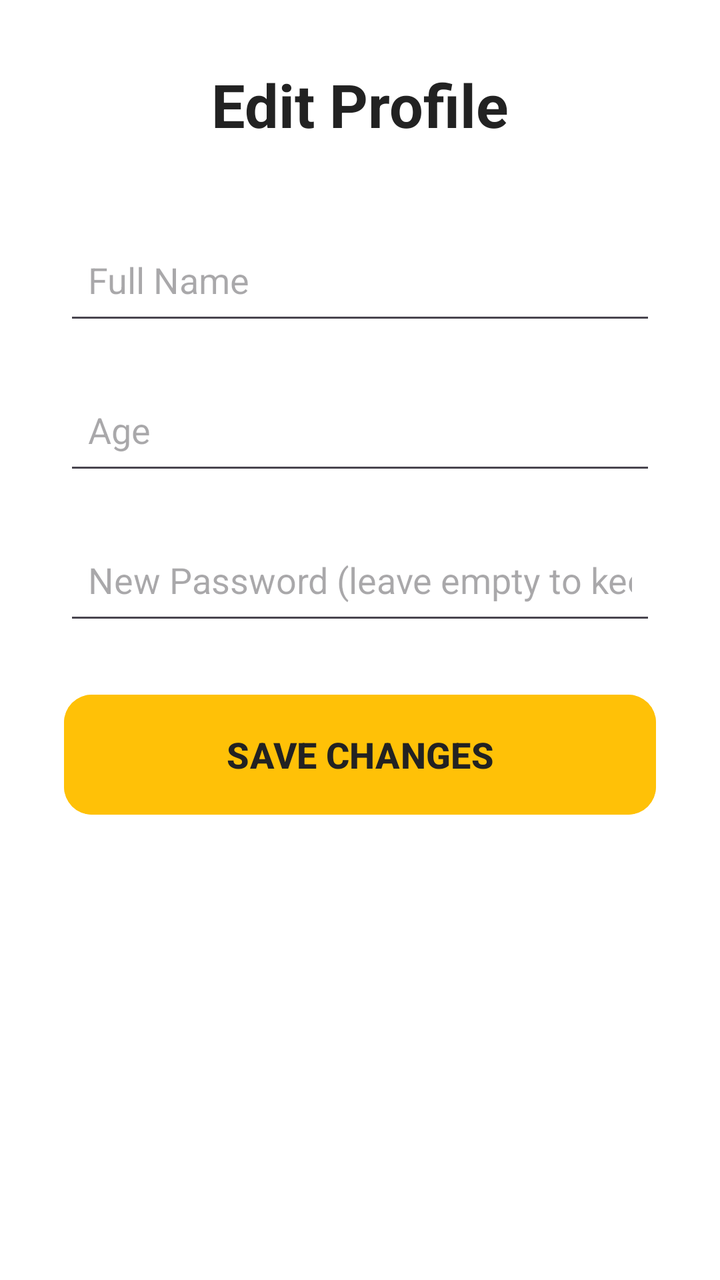
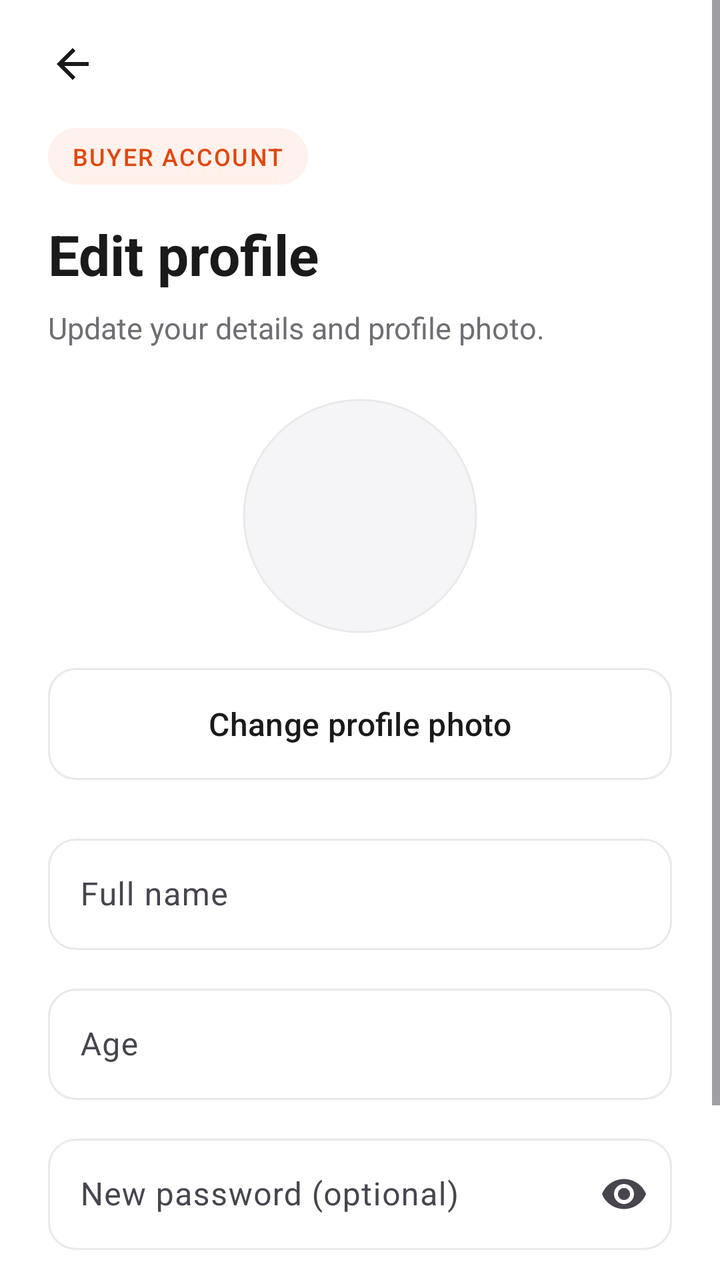

An Android layout rendered at two revisions. The XML below is the earlier revision; the diff shows what the commit changed to produce the second picture.
<!-- AndroidManifest.xml: application theme Theme.SignalingFoodApp -->
<!-- res/layout/activity_edit_profile.xml -->
<?xml version="1.0" encoding="utf-8"?>
<LinearLayout xmlns:android="http://schemas.android.com/apk/res/android"
    android:id="@+id/editProfileLayout"
    android:layout_width="match_parent"
    android:layout_height="match_parent"
    android:orientation="vertical"
    android:padding="32dp"
    android:background="#FFFFFF">

    <TextView
        android:layout_width="wrap_content"
        android:layout_height="wrap_content"
        android:text="Edit Profile"
        android:textSize="30sp"
        android:textStyle="bold"
        android:textColor="#222222"
        android:layout_gravity="center"
        android:layout_marginBottom="40dp" />

    <EditText
        android:id="@+id/etEditName"
        android:layout_width="match_parent"
        android:layout_height="55dp"
        android:hint="Full Name"
        android:inputType="textPersonName"
        android:padding="12dp"
        android:layout_marginBottom="20dp" />

    <EditText
        android:id="@+id/etEditAge"
        android:layout_width="match_parent"
        android:layout_height="55dp"
        android:hint="Age"
        android:inputType="number"
        android:padding="12dp"
        android:layout_marginBottom="20dp" />

    <EditText
        android:id="@+id/etEditPassword"
        android:layout_width="match_parent"
        android:layout_height="55dp"
        android:hint="New Password (leave empty to keep current password)"
        android:inputType="textPassword"
        android:padding="12dp"
        android:layout_marginBottom="30dp" />

    <Button
        android:id="@+id/btnSaveProfile"
        android:layout_width="match_parent"
        android:layout_height="60dp"
        android:text="SAVE CHANGES"
        android:textSize="18sp"
        android:textStyle="bold"
        android:textColor="#222222"
        android:backgroundTint="#FFC107" />

</LinearLayout>
<!-- resources referenced by this layout -->
<resources>
  <style name="Theme.SignalingFoodApp" parent="Base.Theme.SignalingFoodApp" />
  <color name="brand">#FF5A1F</color>
  <color name="white">#FFFFFFFF</color>
  <color name="brand_soft">#FFF1EB</color>
  <color name="brand_dark">#E2470F</color>
  <color name="background">#FFFFFF</color>
  <color name="text_primary">#1A1A1A</color>
  <color name="error">#D93025</color>
  <style name="Widget.App.Button" parent="Widget.Material3.Button">
          <item name="android:minHeight">56dp</item>
          <item name="android:insetTop">0dp</item>
          <item name="android:insetBottom">0dp</item>
          <item name="android:textSize">16sp</item>
          <item name="android:textAllCaps">false</item>
          <item name="android:fontFamily">sans-serif-medium</item>
          <item name="cornerRadius">14dp</item>
      </style>
  <style name="Widget.App.TextInput" parent="Widget.Material3.TextInputLayout.OutlinedBox">
          <item name="boxCornerRadiusTopStart">14dp</item>
          <item name="boxCornerRadiusTopEnd">14dp</item>
          <item name="boxCornerRadiusBottomStart">14dp</item>
          <item name="boxCornerRadiusBottomEnd">14dp</item>
          <item name="boxStrokeColor">@color/input_stroke</item>
          <item name="boxStrokeWidth">1dp</item>
          <item name="boxStrokeWidthFocused">2dp</item>
          <item name="hintTextColor">@color/brand</item>
          <item name="boxBackgroundColor">@color/background</item>
      </style>
  <!-- unchanged entries left out for length: 1 -->
</resources>

<!-- the commit's change to res/layout/activity_edit_profile.xml (unified diff, before → after) -->
@@ -1,57 +1,139 @@
 <?xml version="1.0" encoding="utf-8"?>
-<LinearLayout xmlns:android="http://schemas.android.com/apk/res/android"
-    android:id="@+id/editProfileLayout"
+<ScrollView xmlns:android="http://schemas.android.com/apk/res/android"
+    xmlns:app="http://schemas.android.com/apk/res-auto"
     android:layout_width="match_parent"
     android:layout_height="match_parent"
-    android:orientation="vertical"
-    android:padding="32dp"
-    android:background="#FFFFFF">
+    android:background="@color/background"
+    android:fillViewport="true"
+    android:fitsSystemWindows="true">
 
-    <TextView
-        android:layout_width="wrap_content"
+    <LinearLayout
+        android:id="@+id/editProfileLayout"
+        android:layout_width="match_parent"
         android:layout_height="wrap_content"
-        android:text="Edit Profile"
-        android:textSize="30sp"
-        android:textStyle="bold"
-        android:textColor="#222222"
-        android:layout_gravity="center"
-        android:layout_marginBottom="40dp" />
+        android:orientation="vertical"
+        android:paddingHorizontal="24dp"
+        android:paddingTop="8dp"
+        android:paddingBottom="32dp">
 
-    <EditText
-        android:id="@+id/etEditName"
-        android:layout_width="match_parent"
-        android:layout_height="55dp"
-        android:hint="Full Name"
-        android:inputType="textPersonName"
-        android:padding="12dp"
-        android:layout_marginBottom="20dp" />
+        <ImageButton
+            android:id="@+id/btnBack"
+            android:layout_width="48dp"
+            android:layout_height="48dp"
+            android:layout_marginStart="-12dp"
+            android:background="?attr/selectableItemBackgroundBorderless"
+            android:contentDescription="Back"
+            android:src="@drawable/ic_arrow_back"
+            app:tint="@color/text_primary" />
 
-    <EditText
-        android:id="@+id/etEditAge"
-        android:layout_width="match_parent"
-        android:layout_height="55dp"
-        android:hint="Age"
-        android:inputType="number"
-        android:padding="12dp"
-        android:layout_marginBottom="20dp" />
+        <TextView
+            android:layout_width="wrap_content"
+            android:layout_height="wrap_content"
+            android:layout_marginTop="8dp"
+            android:background="@drawable/bg_chip"
+            android:fontFamily="sans-serif-medium"
+            android:letterSpacing="0.06"
+            android:paddingHorizontal="12dp"
+            android:paddingVertical="6dp"
+            android:text="BUYER ACCOUNT"
+            android:textColor="@color/brand_dark"
+            android:textSize="12sp" />
 
-    <EditText
-        android:id="@+id/etEditPassword"
-        android:layout_width="match_parent"
-        android:layout_height="55dp"
-        android:hint="New Password (leave empty to keep current password)"
-        android:inputType="textPassword"
-        android:padding="12dp"
-        android:layout_marginBottom="30dp" />
+        <TextView
+            style="@style/Text.Title"
+            android:layout_width="wrap_content"
+            android:layout_height="wrap_content"
+            android:layout_marginTop="16dp"
+            android:text="Edit profile" />
 
-    <Button
-        android:id="@+id/btnSaveProfile"
-        android:layout_width="match_parent"
-        android:layout_height="60dp"
-        android:text="SAVE CHANGES"
-        android:textSize="18sp"
-        android:textStyle="bold"
-        android:textColor="#222222"
-        android:backgroundTint="#FFC107" />
+        <TextView
+            style="@style/Text.Subtitle"
+            android:layout_width="match_parent"
+            android:layout_height="wrap_content"
+            android:layout_marginTop="8dp"
+            android:text="Update your details and profile photo." />
 
-</LinearLayout>
+        <com.google.android.material.imageview.ShapeableImageView
+            android:id="@+id/ivEditProfilePhoto"
+            android:layout_width="120dp"
+            android:layout_height="120dp"
+            android:layout_gravity="center_horizontal"
+            android:layout_marginTop="24dp"
+            android:background="@drawable/bg_photo_placeholder"
+            android:contentDescription="Profile photo"
+            android:padding="2dp"
+            android:scaleType="centerCrop"
+            app:shapeAppearanceOverlay="@style/ShapeAppearance.App.Circle"
+            app:strokeColor="@color/divider"
+            app:strokeWidth="1dp" />
+
+        <TextView
+            android:id="@+id/tvEditPhotoStatus"
+            style="@style/Text.Subtitle"
+            android:layout_width="match_parent"
+            android:layout_height="wrap_content"
+            android:layout_marginTop="12dp"
+            android:gravity="center"
+            android:visibility="gone"
+            android:text="" />
+
+        <com.google.android.material.button.MaterialButton
+            android:id="@+id/btnChangePhoto"
+            style="@style/Widget.App.Button.Outlined"
+            android:layout_width="match_parent"
+            android:layout_height="wrap_content"
+            android:layout_marginTop="16dp"
+            android:text="Change profile photo" />
+
+        <com.google.android.material.textfield.TextInputLayout
+            android:id="@+id/tilEditName"
+            android:layout_width="match_parent"
+            android:layout_height="wrap_content"
+            android:layout_marginTop="24dp"
+            android:hint="Full name">
+
+            <com.google.android.material.textfield.TextInputEditText
+                android:id="@+id/etEditName"
+                android:layout_width="match_parent"
+                android:layout_height="wrap_content"
+                android:inputType="textPersonName" />
+        </com.google.android.material.textfield.TextInputLayout>
+
+        <com.google.android.material.textfield.TextInputLayout
+            android:id="@+id/tilEditAge"
+            android:layout_width="match_parent"
+            android:layout_height="wrap_content"
+            android:layout_marginTop="14dp"
+            android:hint="Age">
+
+            <com.google.android.material.textfield.TextInputEditText
+                android:id="@+id/etEditAge"
+                android:layout_width="match_parent"
+                android:layout_height="wrap_content"
+                android:inputType="number" />
+        </com.google.android.material.textfield.TextInputLayout>
+
+        <com.google.android.material.textfield.TextInputLayout
+            android:id="@+id/tilEditPassword"
+            android:layout_width="match_parent"
+            android:layout_height="wrap_content"
+            android:layout_marginTop="14dp"
+            android:hint="New password (optional)"
+            app:endIconMode="password_toggle">
+
+            <com.google.android.material.textfield.TextInputEditText
+                android:id="@+id/etEditPassword"
+                android:layout_width="match_parent"
+                android:layout_height="wrap_content"
+                android:inputType="textPassword" />
+        </com.google.android.material.textfield.TextInputLayout>
+
+        <Button
+            android:id="@+id/btnSaveProfile"
+            android:layout_width="match_parent"
+            android:layout_height="wrap_content"
+            android:layout_marginTop="28dp"
+            android:text="Save changes" />
+
+    </LinearLayout>
+</ScrollView>
<!-- resource entries referenced after the edit -->
@@ -4,9 +4,65 @@
   <color name="brand">#FF5A1F</color>
   <color name="white">#FFFFFFFF</color>
   <color name="brand_soft">#FFF1EB</color>
+  <color name="surface">#F5F5F7</color>
+  <color name="text_secondary">#6E6E73</color>
   <color name="brand_dark">#E2470F</color>
+  <color name="divider">#E9E9EC</color>
   <color name="background">#FFFFFF</color>
   <color name="text_primary">#1A1A1A</color>
+  <!-- drawable bg_chip (drawable) -->
+  <?xml version="1.0" encoding="utf-8"?>
+  <shape xmlns:android="http://schemas.android.com/apk/res/android"
+      android:shape="rectangle">
+      <solid android:color="@color/brand_soft" />
+      <corners android:radius="100dp" />
+  </shape>
+  <!-- drawable bg_photo_placeholder (drawable) -->
+  <?xml version="1.0" encoding="utf-8"?>
+  <shape xmlns:android="http://schemas.android.com/apk/res/android"
+      android:shape="oval">
+      <solid android:color="@color/surface" />
+      <stroke
+          android:width="1dp"
+          android:color="@color/divider" />
+  </shape>
+  <!-- drawable ic_arrow_back (drawable) -->
+  <?xml version="1.0" encoding="utf-8"?>
+  <vector xmlns:android="http://schemas.android.com/apk/res/android"
+      android:width="24dp"
+      android:height="24dp"
+      android:viewportWidth="24"
+      android:viewportHeight="24"
+      android:autoMirrored="true">
+      <path
+          android:fillColor="#FF000000"
+          android:pathData="M20,11H7.83l5.59,-5.59L12,4l-8,8 8,8 1.41,-1.41L7.83,13H20v-2z" />
+  </vector>
+  <style name="ShapeAppearance.App.Circle" parent="">
+          <item name="cornerFamily">rounded</item>
+          <item name="cornerSize">50%</item>
+      </style>
+  <style name="Text.Subtitle">
+          <item name="android:textSize">15sp</item>
+          <item name="android:textColor">@color/text_secondary</item>
+          <item name="android:lineSpacingExtra">2dp</item>
+      </style>
+  <style name="Text.Title">
+          <item name="android:textSize">28sp</item>
+          <item name="android:textStyle">bold</item>
+          <item name="android:textColor">@color/text_primary</item>
+      </style>
+  <style name="Widget.App.Button.Outlined" parent="Widget.Material3.Button.OutlinedButton">
+          <item name="android:minHeight">56dp</item>
+          <item name="android:insetTop">0dp</item>
+          <item name="android:insetBottom">0dp</item>
+          <item name="android:textSize">16sp</item>
+          <item name="android:textAllCaps">false</item>
+          <item name="android:fontFamily">sans-serif-medium</item>
+          <item name="android:textColor">@color/text_primary</item>
+          <item name="strokeColor">@color/divider</item>
+          <item name="cornerRadius">14dp</item>
+      </style>
   <color name="error">#D93025</color>
   <style name="Widget.App.Button" parent="Widget.Material3.Button">
           <item name="android:minHeight">56dp</item>
